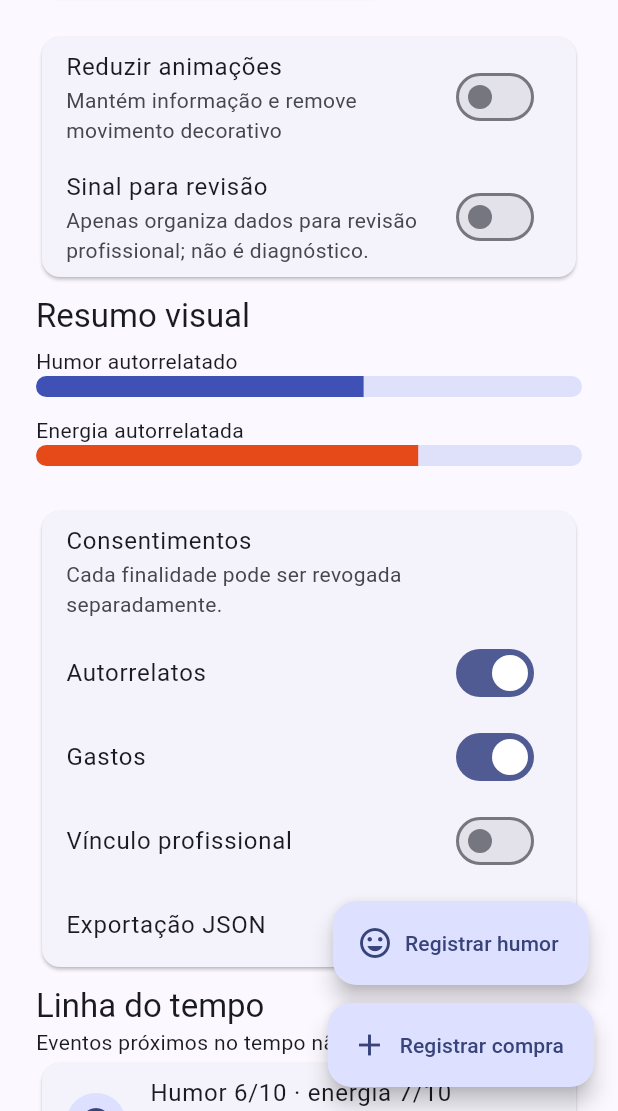
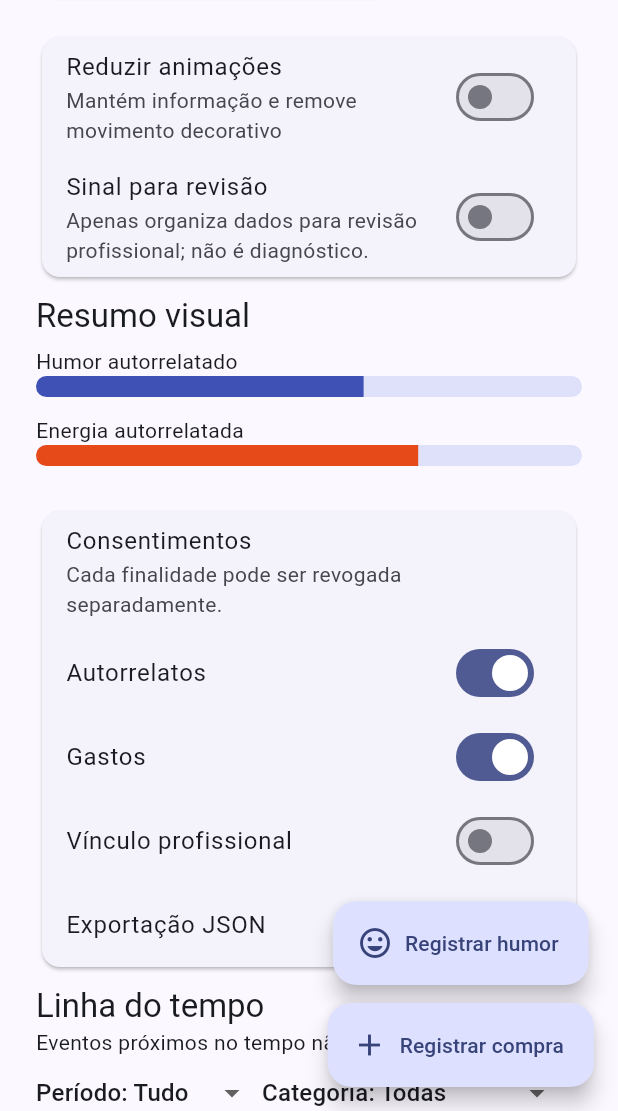
Before and after one commit to AloisioMagalhaes/bipolar-mood-spending-tracker, a Flutter app: the screen it shows after launch, scrolled down 576 dp, on a phone screen of 412 x 824 dp, the part 125-1236 px from its top. Run offline on Flutter 3.47's test engine with Material 3 defaults, Android fonts, the phone set to English and light mode, and no system bars; our stand-ins replace shared_preferences.

Commit message:
feat(timeline): add local filters and informative patterns

```diff
--- a/lib/main.dart
+++ b/lib/main.dart
@@ -46,10 +46,12 @@ class MoodEntry {
     this.impulsivity = 0,
     this.medicationTaken = false,
     this.missingReason,
+    this.date,
   });
   final int mood, energy, sleep, irritability, impulsivity;
   final bool medicationTaken;
   final String? missingReason;
+  final DateTime? date;
   Map<String, dynamic> toJson() => {
     'mood': mood,
     'energy': energy,
@@ -58,6 +60,7 @@ class MoodEntry {
     'impulsivity': impulsivity,
     'medicationTaken': medicationTaken,
     if (missingReason != null) 'missingReason': missingReason,
+    if (date != null) 'date': date!.toIso8601String(),
   };
   factory MoodEntry.fromJson(Map<String, dynamic> json) => MoodEntry(
     mood: (json['mood'] as num).toInt(),
@@ -67,6 +70,9 @@ class MoodEntry {
     impulsivity: (json['impulsivity'] as num?)?.toInt() ?? 0,
     medicationTaken: json['medicationTaken'] as bool? ?? false,
     missingReason: json['missingReason'] as String?,
+    date: json['date'] == null
+        ? null
+        : DateTime.tryParse(json['date'] as String),
   );
 }
 
@@ -114,6 +120,9 @@ class _DashboardPageState extends State<DashboardPage> {
   final audit = <AuditEvent>[];
   bool reduceMotion = false;
   bool reviewSignalEnabled = false;
+  String timelinePeriod = 'Tudo';
+  String timelineCategory = 'Todas';
+  String timelineType = 'Todos';
   final _stateReady = Completer<void>();
   MoodEntry? get latestMood => moods.isEmpty ? null : moods.first;
   @override
@@ -236,6 +245,24 @@ class _DashboardPageState extends State<DashboardPage> {
             'Sono autorrelatado reduzido para revisão',
         ]
       : const [];
+
+  List<SpendingEntry> get _filteredSpending {
+    final cutoff = timelinePeriod == '30 dias'
+        ? DateTime.now().subtract(const Duration(days: 30))
+        : timelinePeriod == '7 dias'
+        ? DateTime.now().subtract(const Duration(days: 7))
+        : null;
+    return spending.where((entry) {
+      final matchesPeriod = cutoff == null || !entry.date.isBefore(cutoff);
+      final matchesCategory =
+          timelineCategory == 'Todas' || entry.category == timelineCategory;
+      final matchesType =
+          timelineType == 'Todos' ||
+          (timelineType == 'Impulsiva' && entry.impulsive) ||
+          (timelineType == 'Planejada' && !entry.impulsive);
+      return matchesPeriod && matchesCategory && matchesType;
+    }).toList();
+  }
 
   Future<void> _exportData() async {
     if (!consent['export']!) {
@@ -594,6 +621,47 @@ class _DashboardPageState extends State<DashboardPage> {
               style: Theme.of(context).textTheme.titleLarge,
             ),
             const Text('Eventos próximos no tempo não provam causalidade.'),
+            Wrap(
+              spacing: 8,
+              runSpacing: 8,
+              children: [
+                DropdownButton<String>(
+                  value: timelinePeriod,
+                  items: ['Tudo', '7 dias', '30 dias']
+                      .map(
+                        (v) => DropdownMenuItem(
+                          value: v,
+                          child: Text('Período: $v'),
+                        ),
+                      )
+                      .toList(),
+                  onChanged: (v) => setState(() => timelinePeriod = v!),
+                ),
+                DropdownButton<String>(
+                  value: timelineCategory,
+                  items: ['Todas', ...spending.map((e) => e.category).toSet()]
+                      .map(
+                        (v) => DropdownMenuItem(
+                          value: v,
+                          child: Text('Categoria: $v'),
+                        ),
+                      )
+                      .toList(),
+                  onChanged: (v) => setState(() => timelineCategory = v!),
+                ),
+                DropdownButton<String>(
+                  value: timelineType,
+                  items: ['Todos', 'Planejada', 'Impulsiva']
+                      .map(
+                        (v) =>
+                            DropdownMenuItem(value: v, child: Text('Tipo: $v')),
+                      )
+                      .toList(),
+                  onChanged: (v) => setState(() => timelineType = v!),
+                ),
+              ],
+            ),
+            if (latestMood != null)
               Card(
                 child: ListTile(
                   leading: const CircleAvatar(child: Icon(Icons.mood)),
@@ -606,12 +674,12 @@ class _DashboardPageState extends State<DashboardPage> {
                   trailing: const Text('hoje'),
                 ),
               ),
-            if (spending.isEmpty)
+            if (_filteredSpending.isEmpty)
               const Padding(
                 padding: EdgeInsets.symmetric(vertical: 16),
                 child: Text('Nenhuma compra registrada.'),
               ),
-            ...spending.map(
+            ..._filteredSpending.map(
               (e) => Card(
                 child: ListTile(
                   leading: CircleAvatar(
```
Also changed, not shown: 3 other files. Lines whose indentation alone changed are shown as unchanged.
